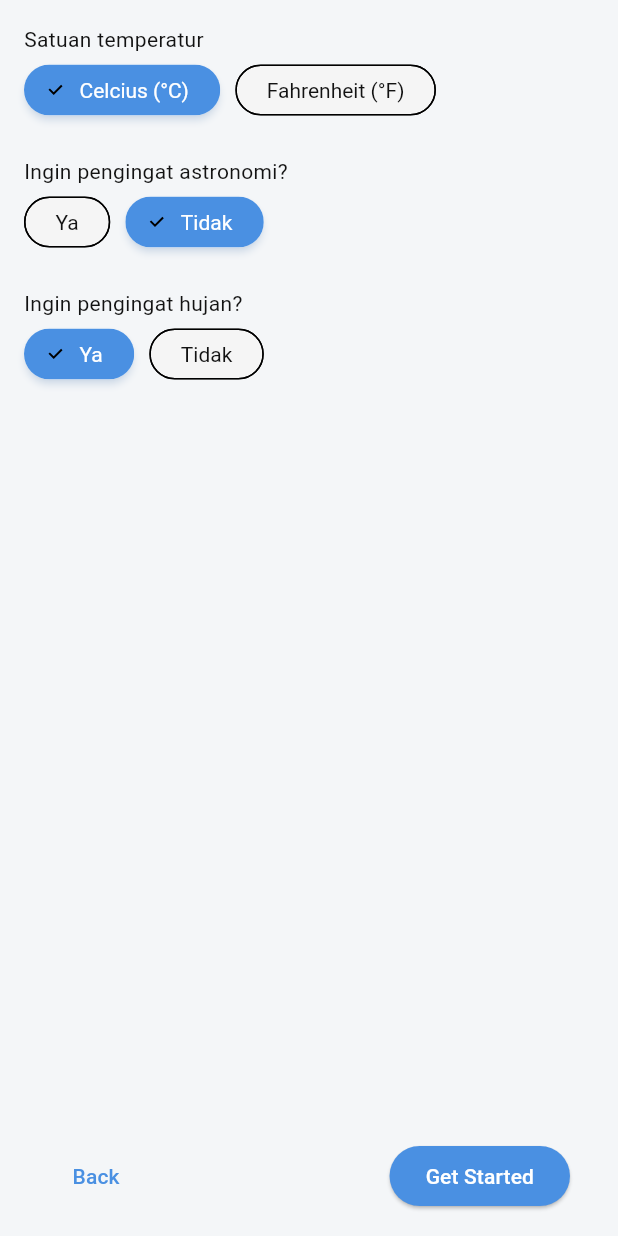
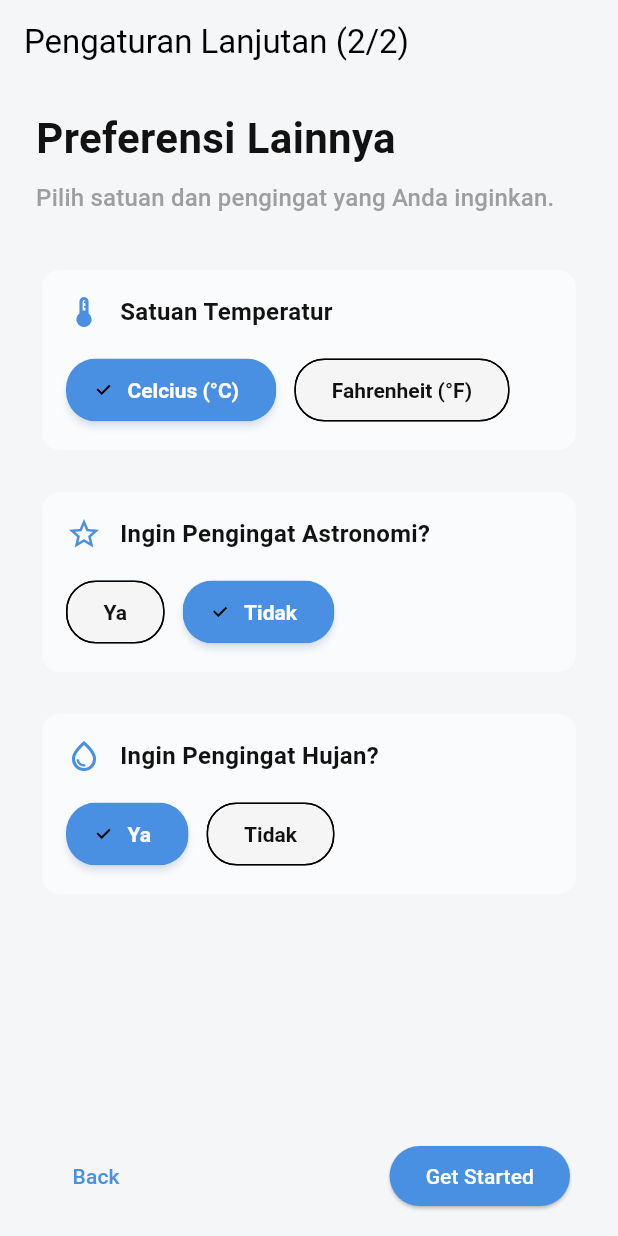
Before and after one commit to yuu740/titik-kondisi-app-weather, a Flutter app: the screen it shows after launch, swiped to page 2, on a phone screen of 412 x 824 dp. Run offline on Flutter 3.47's test engine with Material 3 defaults, Android fonts, the phone set to English and light mode, and no system bars; our stand-ins replace geolocator, permission_handler, shared_preferences.

Commit message:
fix (screen) : make the nullable and fix the choicechip

```diff
--- a/lib/screens/preference_page2.dart
+++ b/lib/screens/preference_page2.dart
@@ -1,8 +1,10 @@
 import 'package:flutter/material.dart';
 
 class PreferencePage2 extends StatefulWidget {
+  const PreferencePage2({super.key});
+
   @override
-  _PreferencePage2State createState() => _PreferencePage2State();
+  State<PreferencePage2> createState() => _PreferencePage2State();
 }
 
 class _PreferencePage2State extends State<PreferencePage2> {
@@ -12,87 +14,166 @@ class _PreferencePage2State extends State<PreferencePage2> {
 
   @override
   Widget build(BuildContext context) {
-    return Padding(
+    return Scaffold(
+      appBar: AppBar(
+        title: const Text('Pengaturan Lanjutan (2/2)'),
+        backgroundColor: Colors.transparent,
+        elevation: 0,
+        automaticallyImplyLeading:
+            false, // Tombol kembali di-handle oleh OnboardingScreen
+      ),
+      body: SingleChildScrollView(
+        padding: const EdgeInsets.symmetric(horizontal: 24.0, vertical: 16.0),
+        child: Column(
+          crossAxisAlignment: CrossAxisAlignment.start,
+          children: [
+            const Text(
+              'Preferensi Lainnya',
+              style: TextStyle(fontSize: 28, fontWeight: FontWeight.bold),
+            ),
+            const SizedBox(height: 8),
+            Text(
+              'Pilih satuan dan pengingat yang Anda inginkan.',
+              style: Theme.of(
+                context,
+              ).textTheme.titleMedium?.copyWith(color: Colors.grey),
+            ),
+            const SizedBox(height: 32),
+            _buildPreferenceCard(
+              context: context,
+              icon: Icons.thermostat_outlined,
+              title: 'Satuan Temperatur',
+              child: Wrap(
+                spacing: 12.0,
+                runSpacing: 12.0,
+                children: [
+                  _buildChoiceChip(
+                    context: context,
+                    label: 'Celcius (°C)',
+                    isSelected: _isCelsius,
+                    onSelected: (selected) => setState(() => _isCelsius = true),
+                  ),
+                  _buildChoiceChip(
+                    context: context,
+                    label: 'Fahrenheit (°F)',
+                    isSelected: !_isCelsius,
+                    onSelected: (selected) =>
+                        setState(() => _isCelsius = false),
+                  ),
+                ],
+              ),
+            ),
+            const SizedBox(height: 20),
+            _buildPreferenceCard(
+              context: context,
+              icon: Icons.star_border_outlined,
+              title: 'Ingin Pengingat Astronomi?',
+              child: Wrap(
+                spacing: 12.0,
+                runSpacing: 12.0,
+                children: [
+                  _buildChoiceChip(
+                    context: context,
+                    label: 'Ya',
+                    isSelected: _isAstronomyReminder,
+                    onSelected: (selected) =>
+                        setState(() => _isAstronomyReminder = true),
+                  ),
+                  _buildChoiceChip(
+                    context: context,
+                    label: 'Tidak',
+                    isSelected: !_isAstronomyReminder,
+                    onSelected: (selected) =>
+                        setState(() => _isAstronomyReminder = false),
+                  ),
+                ],
+              ),
+            ),
+            const SizedBox(height: 20),
+            _buildPreferenceCard(
+              context: context,
+              icon: Icons.water_drop_outlined,
+              title: 'Ingin Pengingat Hujan?',
+              child: Wrap(
+                spacing: 12.0,
+                runSpacing: 12.0,
+                children: [
+                  _buildChoiceChip(
+                    context: context,
+                    label: 'Ya',
+                    isSelected: _isRainReminder,
+                    onSelected: (selected) =>
+                        setState(() => _isRainReminder = true),
+                  ),
+                  _buildChoiceChip(
+                    context: context,
+                    label: 'Tidak',
+                    isSelected: !_isRainReminder,
+                    onSelected: (selected) =>
+                        setState(() => _isRainReminder = false),
+                  ),
+                ],
+              ),
+            ),
+          ],
+        ),
+      ),
+    );
+  }
+
+  Widget _buildPreferenceCard({
+    required BuildContext context,
+    required IconData icon,
+    required String title,
+    required Widget child,
+  }) {
+    return Card(
+      elevation: 0,
+      color: Theme.of(context).colorScheme.surface.withOpacity(0.5),
+      shape: RoundedRectangleBorder(borderRadius: BorderRadius.circular(12)),
+      child: Padding(
         padding: const EdgeInsets.all(16.0),
         child: Column(
           crossAxisAlignment: CrossAxisAlignment.start,
           children: [
-          const Text('Satuan temperatur'),
             Row(
               children: [
-              ChoiceChip(
-                label: const Text('Celcius (°C)'),
-                selected: _isCelsius,
-                onSelected: (selected) {
-                  setState(() {
-                    _isCelsius = selected;
-                  });
-                },
+                Icon(icon, color: Theme.of(context).primaryColor),
+                const SizedBox(width: 12),
+                Text(
+                  title,
+                  style: const TextStyle(
+                    fontSize: 16,
+                    fontWeight: FontWeight.w600,
                   ),
-              const SizedBox(width: 10),
-              ChoiceChip(
-                label: const Text('Fahrenheit (°F)'),
-                selected: !_isCelsius,
-                onSelected: (selected) {
-                  setState(() {
-                    _isCelsius = !selected;
-                  });
-                },
                 ),
               ],
             ),
-          const SizedBox(height: 20),
-          const Text('Ingin pengingat astronomi?'),
-          Row(
-            children: [
-              ChoiceChip(
-                label: const Text('Ya'),
-                selected: _isAstronomyReminder,
-                onSelected: (selected) {
-                  setState(() {
-                    _isAstronomyReminder = selected;
-                  });
-                },
-              ),
-              const SizedBox(width: 10),
-              ChoiceChip(
-                label: const Text('Tidak'),
-                selected: !_isAstronomyReminder,
-                onSelected: (selected) {
-                  setState(() {
-                    _isAstronomyReminder = !selected;
-                  });
-                },
-              ),
+            const SizedBox(height: 16),
+            child,
           ],
         ),
-          const SizedBox(height: 20),
-          const Text('Ingin pengingat hujan?'),
-          Row(
-            children: [
-              ChoiceChip(
-                label: const Text('Ya'),
-                selected: _isRainReminder,
-                onSelected: (selected) {
-                  setState(() {
-                    _isRainReminder = selected;
-                  });
-                },
-              ),
-              const SizedBox(width: 10),
-              ChoiceChip(
-                label: const Text('Tidak'),
-                selected: !_isRainReminder,
-                onSelected: (selected) {
-                  setState(() {
-                    _isRainReminder = !selected;
-                  });
-                },
-              ),
-            ],
-          ),
-        ],
       ),
     );
   }
+
+  Widget _buildChoiceChip({
+    required BuildContext context,
+    required String label,
+    required bool isSelected,
+    required ValueChanged<bool> onSelected,
+  }) {
+    return ChoiceChip(
+      label: Text(label),
+      selected: isSelected,
+      onSelected: onSelected,
+      labelStyle: TextStyle(
+        color: isSelected ? Theme.of(context).colorScheme.onPrimary : null,
+        fontWeight: FontWeight.bold,
+      ),
+      selectedColor: Theme.of(context).colorScheme.primary,
+      padding: const EdgeInsets.symmetric(vertical: 12, horizontal: 16),
+      shape: RoundedRectangleBorder(borderRadius: BorderRadius.circular(20)),
+    );
   }
+}
```
Lines whose indentation alone changed are shown as unchanged.
